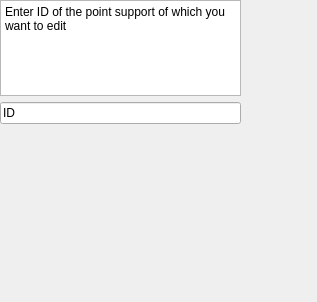
Old version of the form editsupportslayout.ui in the repository Haudkozaur/masterThesis.
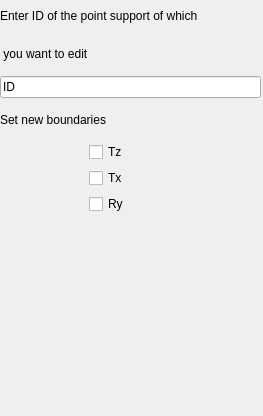
New version of the form.

Commit message: added fully implementation of edit dialog, started work on saving state of delete dialog

```diff
--- a/editsupportslayout.ui
+++ b/editsupportslayout.ui
@@ -6,8 +6,8 @@
    <rect>
     <x>0</x>
     <y>0</y>
-    <width>317</width>
-    <height>302</height>
+    <width>263</width>
+    <height>416</height>
    </rect>
   </property>
   <property name="windowTitle">
@@ -18,25 +18,24 @@
     <rect>
      <x>0</x>
      <y>0</y>
-     <width>241</width>
-     <height>124</height>
+     <width>261</width>
+     <height>214</height>
     </rect>
    </property>
    <layout class="QVBoxLayout" name="verticalLayout">
     <item>
      <layout class="QVBoxLayout" name="mainLayout">
       <item>
-       <widget class="QTextBrowser" name="textBrowser">
-        <property name="html">
-         <string>&lt;!DOCTYPE HTML PUBLIC &quot;-//W3C//DTD HTML 4.0//EN&quot; &quot;http://www.w3.org/TR/REC-html40/strict.dtd&quot;&gt;
-&lt;html&gt;&lt;head&gt;&lt;meta name=&quot;qrichtext&quot; content=&quot;1&quot; /&gt;&lt;meta charset=&quot;utf-8&quot; /&gt;&lt;style type=&quot;text/css&quot;&gt;
-p, li { white-space: pre-wrap; }
-hr { height: 1px; border-width: 0; }
-li.unchecked::marker { content: &quot;\2610&quot;; }
-li.checked::marker { content: &quot;\2612&quot;; }
-&lt;/style&gt;&lt;/head&gt;&lt;body style=&quot; font-family:'Segoe UI'; font-size:9pt; font-weight:400; font-style:normal;&quot;&gt;
-&lt;p style=&quot; margin-top:0px; margin-bottom:0px; margin-left:0px; margin-right:0px; -qt-block-indent:0; text-indent:0px;&quot;&gt;Enter ID of the point support of which you want to edit&lt;/p&gt;
-&lt;p style=&quot;-qt-paragraph-type:empty; margin-top:0px; margin-bottom:0px; margin-left:0px; margin-right:0px; -qt-block-indent:0; text-indent:0px;&quot;&gt;&lt;br /&gt;&lt;/p&gt;&lt;/body&gt;&lt;/html&gt;</string>
+       <widget class="QLabel" name="label_2">
+        <property name="text">
+         <string>Enter ID of the point support of which</string>
+        </property>
+       </widget>
+      </item>
+      <item>
+       <widget class="QLabel" name="label_3">
+        <property name="text">
+         <string> you want to edit</string>
         </property>
        </widget>
       </item>
@@ -47,6 +46,80 @@
         </property>
        </widget>
       </item>
+      <item>
+       <widget class="QLabel" name="label">
+        <property name="text">
+         <string>Set new boundaries</string>
+        </property>
+       </widget>
+      </item>
+      <item>
+       <layout class="QGridLayout" name="gridLayout_2">
+        <item row="0" column="0">
+         <widget class="QLabel" name="label_4">
+          <property name="text">
+           <string/>
+          </property>
+         </widget>
+        </item>
+        <item row="1" column="0">
+         <widget class="QLabel" name="label_5">
+          <property name="text">
+           <string/>
+          </property>
+         </widget>
+        </item>
+        <item row="2" column="1">
+         <widget class="QCheckBox" name="Ry">
+          <property name="text">
+           <string>Ry</string>
+          </property>
+         </widget>
+        </item>
+        <item row="2" column="0">
+         <widget class="QLabel" name="label_6">
+          <property name="text">
+           <string/>
+          </property>
+         </widget>
+        </item>
+        <item row="0" column="1">
+         <widget class="QCheckBox" name="Tz">
+          <property name="text">
+           <string>Tz</string>
+          </property>
+         </widget>
+        </item>
+        <item row="1" column="1">
+         <widget class="QCheckBox" name="Tx">
+          <property name="text">
+           <string>Tx</string>
+          </property>
+         </widget>
+        </item>
+        <item row="0" column="2">
+         <widget class="QLabel" name="label_7">
+          <property name="text">
+           <string/>
+          </property>
+         </widget>
+        </item>
+        <item row="1" column="2">
+         <widget class="QLabel" name="label_8">
+          <property name="text">
+           <string/>
+          </property>
+         </widget>
+        </item>
+        <item row="2" column="2">
+         <widget class="QLabel" name="label_9">
+          <property name="text">
+           <string/>
+          </property>
+         </widget>
+        </item>
+       </layout>
+      </item>
      </layout>
     </item>
    </layout>
```
The commit also changes 16 other files.
